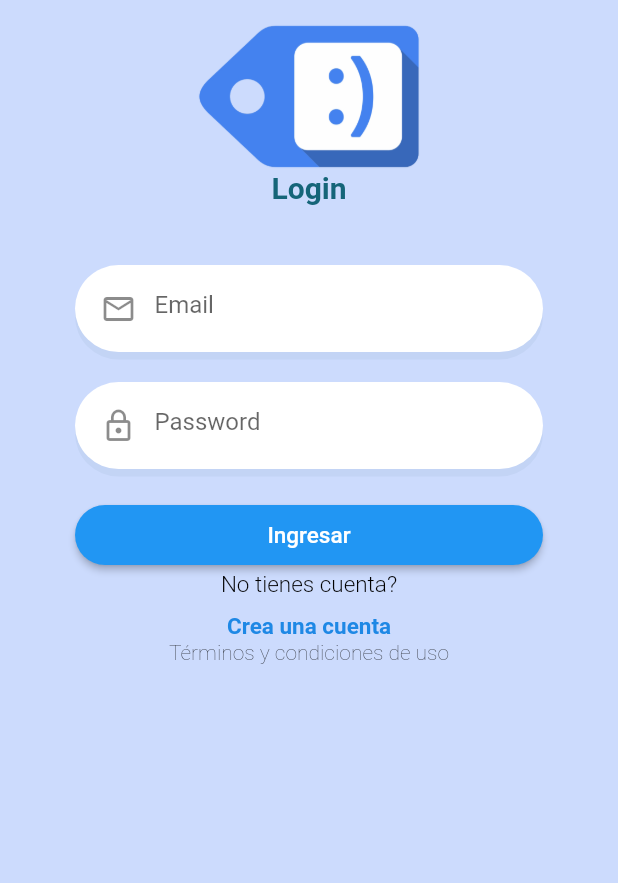
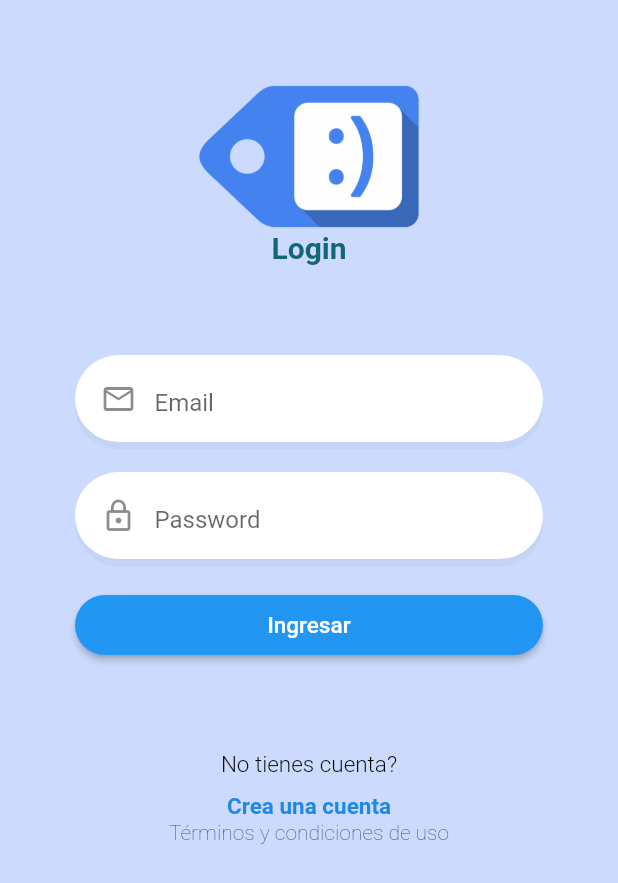
Before and after one commit to JuanDiegoCastellanos/flutter-chat-app, a Flutter app: the LoginPage screen opened by its route, on a phone screen of 412 x 824 dp. Shown: the top 883 px of the screen. Run offline on Flutter 3.47's test engine with Material 2 defaults, Android fonts, the phone set to English and light mode, and no system bars; our stand-ins replace flutter_secure_storage, pull_to_refresh; accounts and stored records are empty; network calls fail.

Commit message:
End section 9, Login and register complete

```diff
--- /dev/null
+++ b/lib/global/enviroment.dart
@@ -0,0 +1,11 @@
+import 'dart:io';
+
+class Enviroment {
+  static String apiUrl = Platform.isAndroid
+      ? 'http://192.168.18.62:3000/api'
+      : 'http://192.168.18.62:3000/api';
+
+  static String socketUrl = Platform.isAndroid
+      ? 'http://192.168.18.62:3000'
+      : 'http://192.168.18.62:3000';
+}
--- a/lib/models/usuario.dart
+++ b/lib/models/usuario.dart
@@ -1,13 +1,37 @@
+// To parse this JSON data, do
+//
+//     final usuario = usuarioFromJson(jsonString);
+
+import 'dart:convert';
+
+Usuario usuarioFromJson(String str) => Usuario.fromJson(json.decode(str));
+
+String usuarioToJson(Usuario data) => json.encode(data.toJson());
+
 class Usuario {
+  Usuario({
+    required this.nombre,
+    required this.email,
+    required this.online,
+    required this.uid,
+  });
+
+  final String nombre;
+  final String email;
   final bool online;
-  final String email;
-  final String nombre;
   final String uid;
 
-  Usuario({
-    required this.online,
-    required this.email,
-    required this.nombre,
-    required this.uid,
-  });
+  factory Usuario.fromJson(Map<String, dynamic> json) => Usuario(
+        nombre: json["nombre"],
+        email: json["email"],
+        online: json["online"],
+        uid: json["uid"],
+      );
+
+  Map<String, dynamic> toJson() => {
+        "nombre": nombre,
+        "email": email,
+        "online": online,
+        "uid": uid,
+      };
 }
--- a/lib/pages/chat_page.dart
+++ b/lib/pages/chat_page.dart
@@ -1,5 +1,3 @@
-import 'dart:io';
-
 import 'package:chat_socket_mongodb/widgets/chat_message.dart';
 import 'package:flutter/cupertino.dart';
 import 'package:flutter/material.dart';
@@ -16,7 +14,6 @@ class _ChatPageState extends State<ChatPage> with TickerProviderStateMixin {
   final _focusNode = FocusNode();
 
   final List<ChatMessage> _messages = <ChatMessage>[
-    // const ChatMessage(text: 'Juan, Hola', uid: '123'),
     // const ChatMessage(text: 'Cómo estás?', uid: '12'),
     // const ChatMessage(text: 'Donde estás?', uid: '123'),
     // const ChatMessage(text: 'Hoy toca full flutter', uid: '123'),
@@ -131,7 +128,7 @@ class _ChatPageState extends State<ChatPage> with TickerProviderStateMixin {
   }
 
   _handleSubmit(String text) {
-    if (text.isNotEmpty) return;
+    if (text.isEmpty) return;
     debugPrint(text);
     _textController.clear();
     _focusNode.requestFocus();
--- a/lib/pages/login_page.dart
+++ b/lib/pages/login_page.dart
@@ -1,6 +1,9 @@
+import 'package:chat_socket_mongodb/helpers/mostrar_alerta.dart';
+import 'package:chat_socket_mongodb/services/auth_service.dart';
 import 'package:chat_socket_mongodb/widgets/blue_button.dart';
 import 'package:chat_socket_mongodb/widgets/custom_input.dart';
 import 'package:flutter/material.dart';
+import 'package:provider/provider.dart';
 
 import '../widgets/labels.dart';
 import '../widgets/logo.dart';
@@ -19,7 +22,7 @@ class LoginPage extends StatelessWidget {
           child: Container(
             //height: MediaQuery.of(context).size.height * 0.9,
             child: Column(
-              mainAxisAlignment: MainAxisAlignment.spaceBetween,
+              // mainAxisAlignment: MainAxisAlignment.spaceBetween,
               children: const <Widget>[
                 Logo(
                   titulo: 'Login',
@@ -50,8 +53,9 @@ class __FormState extends State<_Form> {
 
   @override
   Widget build(BuildContext context) {
+    final authService = Provider.of<AuthService>(context);
     return Container(
-      margin: const EdgeInsets.only(top: 40),
+      margin: const EdgeInsets.symmetric(vertical: 60),
       padding: const EdgeInsets.symmetric(horizontal: 50),
       child: Column(
         children: <Widget>[
@@ -67,16 +71,25 @@ class __FormState extends State<_Form> {
             isPassword: true,
             textController: passwordCtrl,
           ),
-          // ElevatedButton(
-          //   style: ElevatedButton.styleFrom(elevation: 2,),
-          //   onPressed: () {},
-          //   child: const Text('Press here'),
-          // ),
           BlueButton(
               textButton: 'Ingresar',
-              onPressed: () {
-                debugPrint(emailCtrl.text + '-----' + passwordCtrl.text);
-              })
+              onPressed: authService.autenticando
+                  ? null
+                  : () async {
+                      //Ocultar el teclado
+                      FocusScope.of(context).unfocus();
+                      final loginOk = await authService.login(
+                          emailCtrl.text.trim(), passwordCtrl.text.trim());
+
+                      if (loginOk) {
+                        //Navegar a otra pantalla y conectarse a los sockets
+                        Navigator.pushReplacementNamed(context, 'usuarios');
+                      } else {
+                        //Mostrar alerta
+                        mostrarAlerta(context, 'Login incorrecto',
+                            'Revise sus credenciales');
+                      }
+                    }),
         ],
       ),
     );
--- a/lib/widgets/blue_button.dart
+++ b/lib/widgets/blue_button.dart
@@ -8,12 +8,14 @@ class BlueButton extends StatelessWidget {
   }) : super(key: key);
 
   final String textButton;
-  final VoidCallback onPressed;
+  final dynamic onPressed;
 
   @override
   Widget build(BuildContext context) {
     return MaterialButton(
       elevation: 2,
+      disabledColor: Colors.grey[600],
+      disabledTextColor: Colors.black,
       highlightElevation: 5,
       color: Colors.blue,
       shape: const StadiumBorder(),
--- a/lib/widgets/custom_input.dart
+++ b/lib/widgets/custom_input.dart
@@ -31,12 +31,15 @@ class CustomInput extends StatelessWidget {
             )
           ]),
       child: TextField(
+        textAlignVertical: TextAlignVertical.bottom,
         obscureText: isPassword,
         controller: textController,
         autocorrect: false,
         keyboardType: keyboardType,
         decoration: InputDecoration(
-            prefixIcon: Icon(icon),
+            prefixIcon: Icon(
+              icon,
+            ),
             focusedBorder: InputBorder.none,
             border: InputBorder.none,
             hintText: placeHolder),
--- a/lib/widgets/logo.dart
+++ b/lib/widgets/logo.dart
@@ -9,9 +9,8 @@ class Logo extends StatelessWidget {
     return Center(
       child: Container(
         width: 150,
-        margin: const EdgeInsets.only(top: 10),
+        margin: const EdgeInsets.only(top: 50),
         child: Column(
-          mainAxisAlignment: MainAxisAlignment.spaceEvenly,
           children: <Widget>[
             const Image(
               image: AssetImage('assets/tag-logo.png'),
--- a/pubspec.yaml
+++ b/pubspec.yaml
@@ -35,6 +35,9 @@ dependencies:
   # Use with the CupertinoIcons class for iOS style icons.
   cupertino_icons: ^1.0.2
   pull_to_refresh: ^2.0.0
+  provider: ^6.0.3
+  http: ^0.13.4
+  flutter_secure_storage: ^5.0.2
 
 dev_dependencies:
   flutter_test:
```
Also changed, not shown: lib/helpers/mostrar_alerta.dart (added, +34 -0 lines), lib/main.dart (+14 -5 lines), lib/models/login_response.dart (added, +36 -0 lines), lib/pages/loading_page.dart (+43 -3 lines), lib/pages/register_page.dart (+26 -6 lines), lib/pages/usuarios_page.dart (+14 -4 lines), lib/services/auth_service.dart (added, +127 -0 lines), pubspec.lock, 6 other files.
